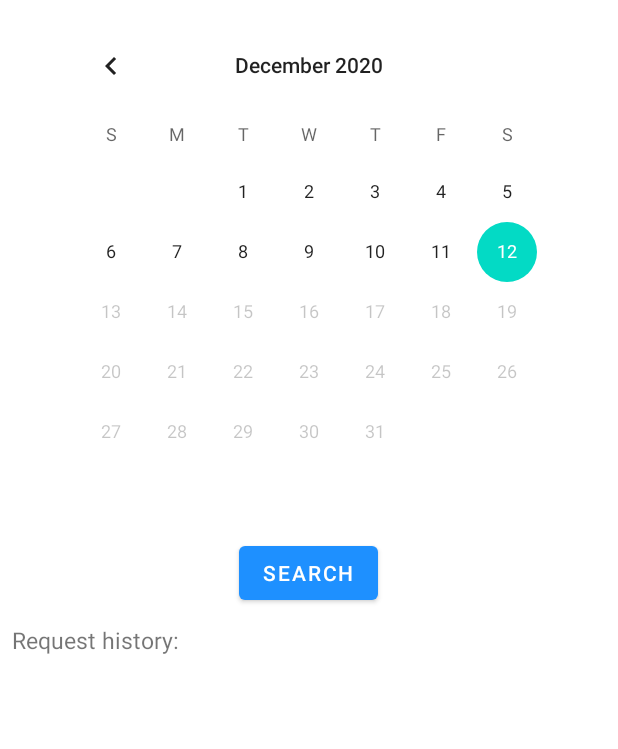
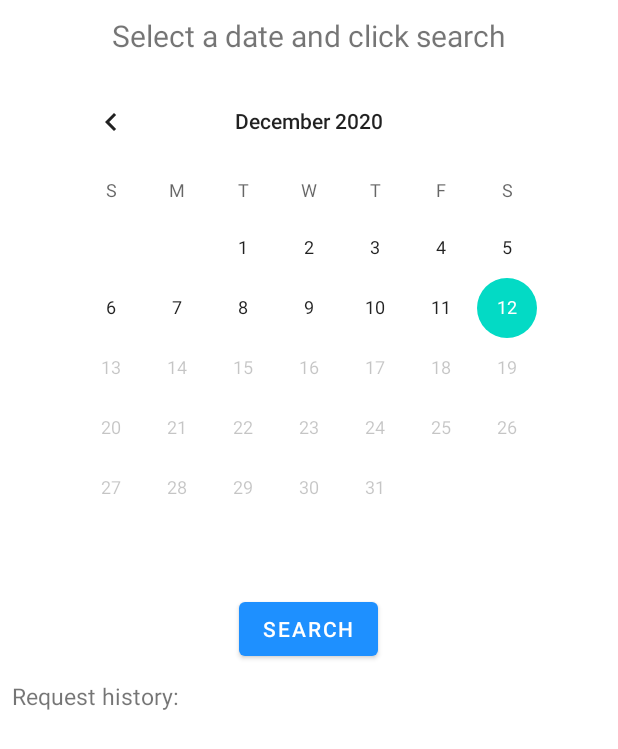
Before and after one commit to MrNevinskiy/NASA-APOD, an Android app: the layout fragment_apod_search.xml on its own in the app's theme, with its tools: preview values and no code run, on a phone screen of 412 x 824 dp. Shown: the top 749 px of the screen. Run offline under Robolectric (Android 15) with nearby library versions, the phone set to English and light mode, and no system bars.

```diff
--- a/app/src/main/res/layout/fragment_apod_detail.xml
+++ b/app/src/main/res/layout/fragment_apod_detail.xml
@@ -29,7 +29,7 @@
 
         <TextView
             android:id="@+id/tv_explanation"
-            android:layout_width="match_parent"
+            android:layout_width="wrap_content"
             android:layout_height="wrap_content"
             android:layout_margin="10dp"
             android:text="explanation"
@@ -39,7 +39,6 @@
             android:id="@+id/iv_url"
             android:layout_width="wrap_content"
             android:layout_height="wrap_content"
-            android:layout_margin="10dp"
             android:gravity="center" />
 
     </LinearLayout>
--- a/app/src/main/res/layout/fragment_apod_search.xml
+++ b/app/src/main/res/layout/fragment_apod_search.xml
@@ -9,6 +9,15 @@
         android:layout_width="match_parent"
         android:layout_height="wrap_content"
         android:orientation="vertical">
+
+        <TextView
+            android:id="@+id/tv_select"
+            android:layout_width="wrap_content"
+            android:layout_height="wrap_content"
+            android:layout_marginTop="10dp"
+            android:textSize="20sp"
+            android:layout_gravity="center"
+            android:text="Select a date and click search" />
 
         <CalendarView
             android:id="@+id/calendarView"
```
